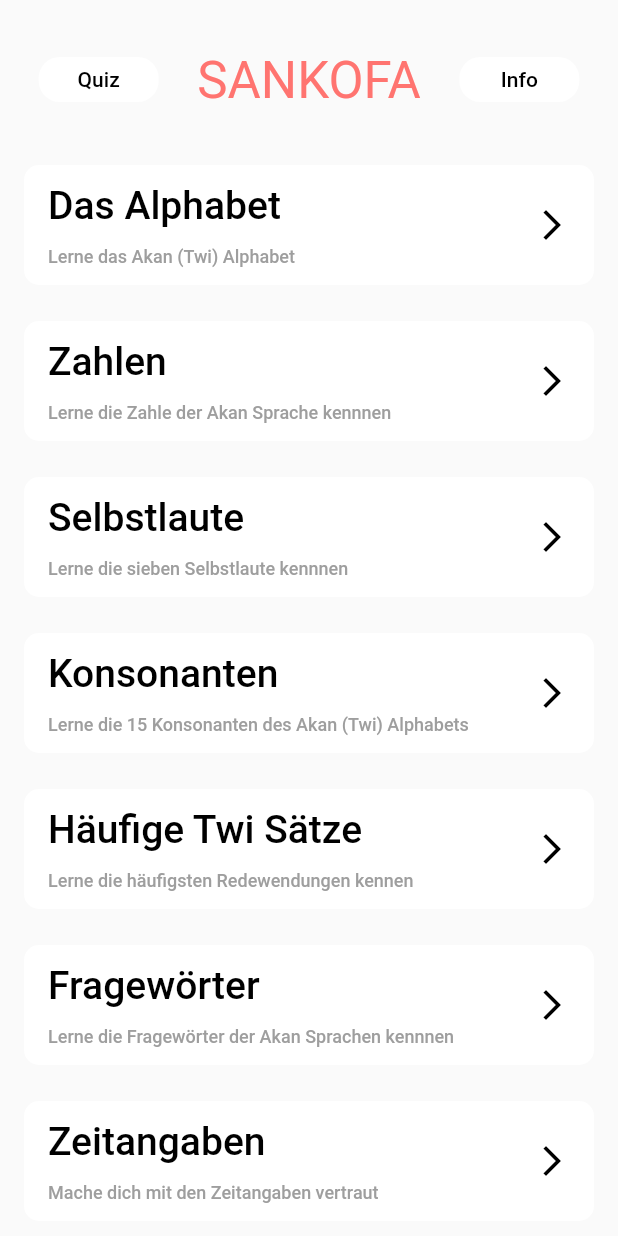
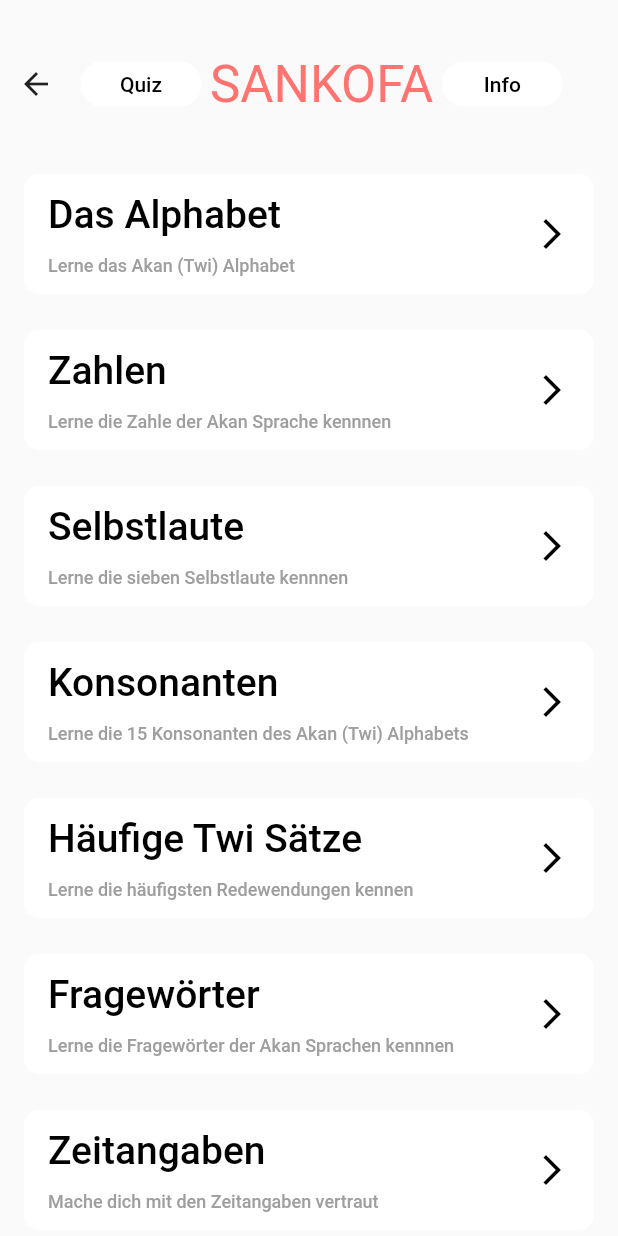
Before and after one commit to BeffJezos/sankofa, a Flutter app: the HomeScreen screen opened directly, on a phone screen of 412 x 824 dp. Run offline on Flutter 3.47's test engine with Material 2 defaults, Android fonts, the phone set to English and light mode, and no system bars; our stand-ins replace audioplayers, splashscreen.

Commit message:
27. Update

```diff
--- a/lib/home_screen.dart
+++ b/lib/home_screen.dart
@@ -35,8 +35,9 @@
                   padding: const EdgeInsets.all(16.0),
                 ),
                 Row(
-                  mainAxisAlignment: MainAxisAlignment.spaceEvenly,
+                  mainAxisAlignment: MainAxisAlignment.start,
                   children: [
+                    BackButton(),
                     QuizUndEinstellungenButton(
                         onPressed: () {
                           Navigator.pushNamed(context, QuizHome.id);
@@ -99,7 +100,8 @@
                       padding: const EdgeInsets.all(12.0),
                       child: HomeScreenOptions(
                         functionality: 'Konsonanten',
-                        description: 'Lerne die 15 Konsonanten des Akan (Twi) Alphabets',
+                        description:
+                            'Lerne die 15 Konsonanten des Akan (Twi) Alphabets',
                         onPressed: () {
                           Navigator.pushNamed(context, Konsonanten.id);
                         },
@@ -109,7 +111,8 @@
                       padding: const EdgeInsets.all(12.0),
                       child: HomeScreenOptions(
                         functionality: 'Häufige Twi Sätze',
-                        description: 'Lerne die häufigsten Redewendungen kennen',
+                        description:
+                            'Lerne die häufigsten Redewendungen kennen',
                         onPressed: () {
                           Navigator.pushNamed(context, Haeufigesaetze.id);
                         },
@@ -119,7 +122,8 @@
                       padding: const EdgeInsets.all(12.0),
                       child: HomeScreenOptions(
                         functionality: 'Fragewörter',
-                        description: 'Lerne die Fragewörter der Akan Sprachen kennnen',
+                        description:
+                            'Lerne die Fragewörter der Akan Sprachen kennnen',
                         onPressed: () {
                           Navigator.pushNamed(
                               context, FragewoerterundRichtungsangaben.id);
@@ -140,7 +144,8 @@
                       padding: const EdgeInsets.all(12.0),
                       child: HomeScreenOptions(
                         functionality: 'Wochentage',
-                        description: 'Lerne die Wochetage der Akan Sprache kennnen',
+                        description:
+                            'Lerne die Wochetage der Akan Sprache kennnen',
                         onPressed: () {
                           Navigator.pushNamed(context, Wochentage.id);
                         },
@@ -160,7 +165,8 @@
                       padding: const EdgeInsets.all(12.0),
                       child: HomeScreenOptions(
                         functionality: 'Farben',
-                        description: 'Mache dich mit den Farbe der Akan Sprache vertraut',
+                        description:
+                            'Mache dich mit den Farbe der Akan Sprache vertraut',
                         onPressed: () {
                           Navigator.pushNamed(context, Farben.id);
                         },
@@ -180,7 +186,8 @@
                       padding: const EdgeInsets.all(12.0),
                       child: HomeScreenOptions(
                           functionality: 'Sankofa Sprachkurs',
-                          description: 'Erfahre mehr über den Sankofa Sprachkurs',
+                          description:
+                              'Erfahre mehr über den Sankofa Sprachkurs',
                           onPressed: () {
                             Navigator.pushNamed(context, Sprachkurs.id);
                           }),
--- a/pubspec.yaml
+++ b/pubspec.yaml
@@ -24,7 +24,7 @@
   flutter:
     sdk: flutter
 
-  audioplayers: ^0.10.0
+  audioplayers: ^0.18.3
 
 
 
```
Also changed, not shown: lib/quizscreens/quizpage.dart (+17 -3 lines), pubspec.lock.
